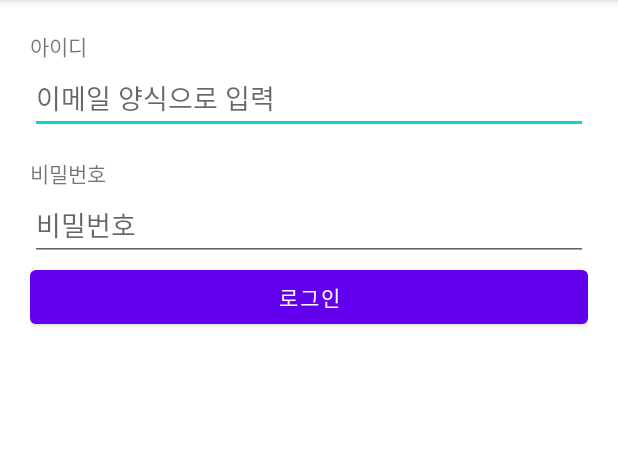
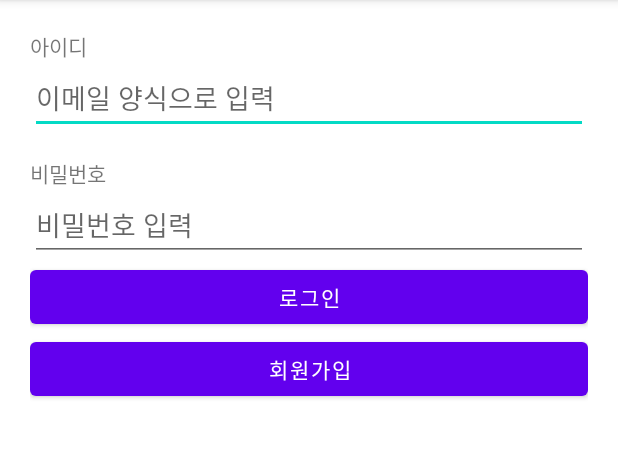
Before and after one commit to mintchobab/Colosseum_20211024, an Android app: the screen it shows after launch (MainActivity), on a phone screen of 412 x 824 dp, the part 84-542 px from its top. Run offline under Robolectric (Android 15) with nearby library versions, the phone set to English and light mode, and no system bars; our stand-ins replace data binding.

Commit message:
회원가입 화면 추가   - 데이터 바인딩 세팅

```diff
--- a/app/src/main/res/layout/activity_main.xml
+++ b/app/src/main/res/layout/activity_main.xml
@@ -34,7 +34,7 @@
             android:layout_width="match_parent"
             android:layout_height="wrap_content"
             android:inputType="textPassword"
-            android:hint="비밀번호"/>
+            android:hint="비밀번호 입력"/>
 
         <Button
             android:id="@+id/loginBtn"
@@ -42,6 +42,12 @@
             android:layout_height="wrap_content"
             android:text="로그인" />
 
+        <Button
+            android:id="@+id/signUpBtn"
+            android:layout_width="match_parent"
+            android:layout_height="wrap_content"
+            android:text="회원가입" />
+
     </LinearLayout>
 
 </layout>
```
Also changed, not shown: app/src/main/AndroidManifest.xml (+5 -2 lines), app/src/main/java/com/example/colosseum_20211024/SignUpActivity.kt (added, +16 -0 lines), app/src/main/res/layout/activity_sign_up.xml (added, +12 -0 lines).
